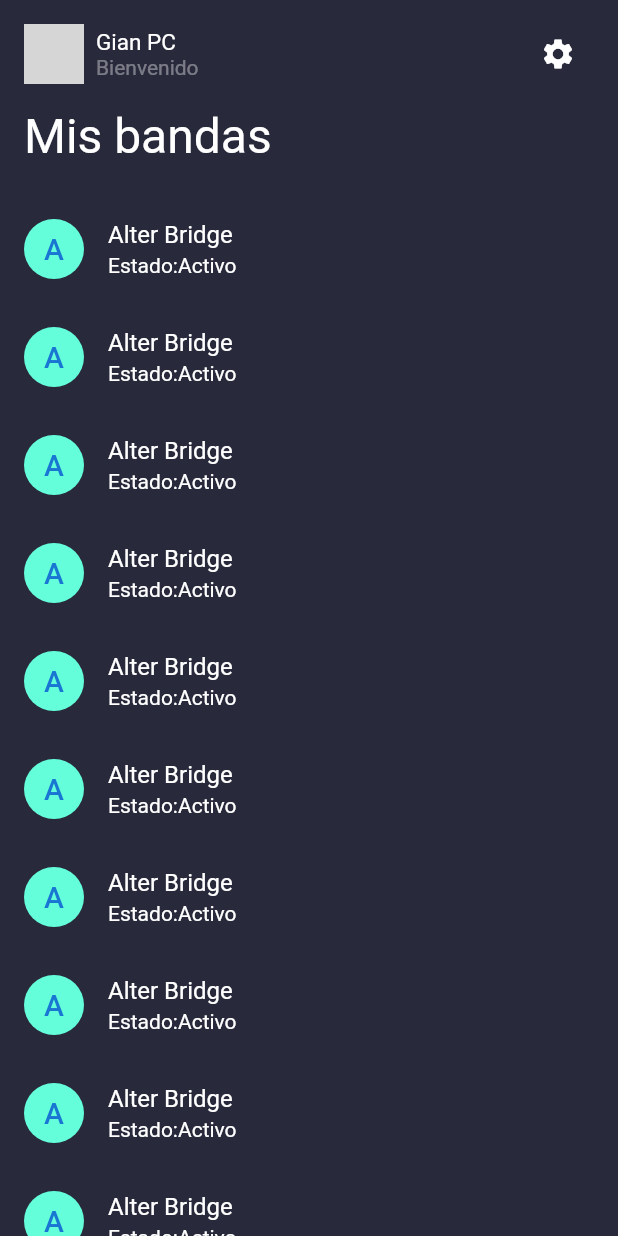
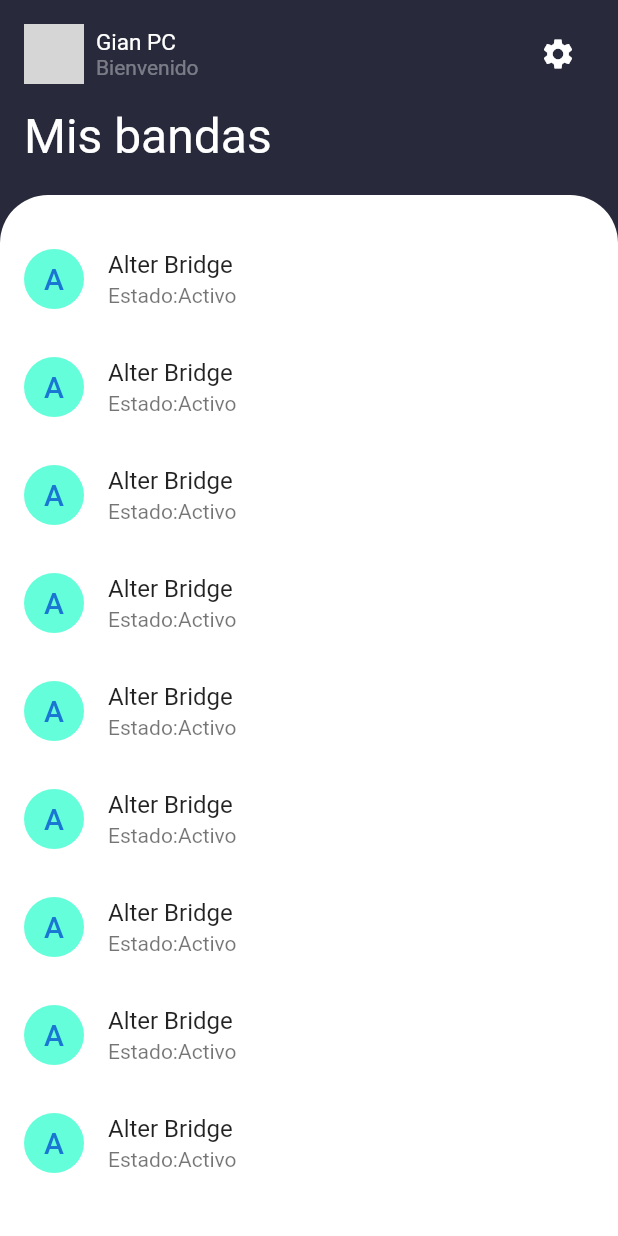
Before and after one commit to gian-pc/flutter_sqflite_2, a Flutter app: the screen it shows after launch, on a phone screen of 412 x 824 dp. Run offline on Flutter 3.47's test engine with Material 2 defaults, Android fonts, the phone set to English and light mode, and no system bars; network calls fail; grey boxes are pictures that could not be loaded.

Commit message:
Init List Band 4

```diff
--- a/lib/pages/list_band_page.dart
+++ b/lib/pages/list_band_page.dart
@@ -62,6 +62,17 @@ class ListBandPage extends StatelessWidget {
             SizedBox(height: 20,),
             //Items
             Expanded(
+              child: Container(
+                padding: EdgeInsets.symmetric(vertical: 20.0),
+                decoration: BoxDecoration(
+                  color: Colors.white,
+                  borderRadius: BorderRadius.only(
+                    topLeft: Radius.circular(32.0),
+                    topRight: Radius.circular(32.0),
+                  )
+
+                ),
+
                 child: SingleChildScrollView(
                   child: Column(
                     children: [
@@ -78,12 +89,10 @@ class ListBandPage extends StatelessWidget {
                             ),
                           ),
                           title: Text(
-                          "Alter Bridge",
-                          style: TextStyle(color: Colors.white),
+                            "Alter Bridge"
                           ),
                           subtitle: Text(
-                          "Estado:Activo",
-                          style: TextStyle(color: Colors.white),
+                            "Estado:Activo"
                           ),
                         ),
                       ),
@@ -100,12 +109,10 @@ class ListBandPage extends StatelessWidget {
                             ),
                           ),
                           title: Text(
-                          "Alter Bridge",
-                          style: TextStyle(color: Colors.white),
+                              "Alter Bridge"
                           ),
                           subtitle: Text(
-                          "Estado:Activo",
-                          style: TextStyle(color: Colors.white),
+                              "Estado:Activo"
                           ),
                         ),
                       ),
@@ -122,12 +129,10 @@ class ListBandPage extends StatelessWidget {
                             ),
                           ),
                           title: Text(
-                          "Alter Bridge",
-                          style: TextStyle(color: Colors.white),
+                              "Alter Bridge"
                           ),
                           subtitle: Text(
-                          "Estado:Activo",
-                          style: TextStyle(color: Colors.white),
+                              "Estado:Activo"
                           ),
                         ),
                       ),
@@ -144,12 +149,10 @@ class ListBandPage extends StatelessWidget {
                             ),
                           ),
                           title: Text(
-                          "Alter Bridge",
-                          style: TextStyle(color: Colors.white),
+                              "Alter Bridge"
                           ),
                           subtitle: Text(
-                          "Estado:Activo",
-                          style: TextStyle(color: Colors.white),
+                              "Estado:Activo"
                           ),
                         ),
                       ),
@@ -166,12 +169,10 @@ class ListBandPage extends StatelessWidget {
                             ),
                           ),
                           title: Text(
-                          "Alter Bridge",
-                          style: TextStyle(color: Colors.white),
+                              "Alter Bridge"
                           ),
                           subtitle: Text(
-                          "Estado:Activo",
-                          style: TextStyle(color: Colors.white),
+                              "Estado:Activo"
                           ),
                         ),
                       ),
@@ -188,12 +189,10 @@ class ListBandPage extends StatelessWidget {
                             ),
                           ),
                           title: Text(
-                          "Alter Bridge",
-                          style: TextStyle(color: Colors.white),
+                              "Alter Bridge"
                           ),
                           subtitle: Text(
-                          "Estado:Activo",
-                          style: TextStyle(color: Colors.white),
+                              "Estado:Activo"
                           ),
                         ),
                       ),
@@ -210,12 +209,10 @@ class ListBandPage extends StatelessWidget {
                             ),
                           ),
                           title: Text(
-                          "Alter Bridge",
-                          style: TextStyle(color: Colors.white),
+                              "Alter Bridge"
                           ),
                           subtitle: Text(
-                          "Estado:Activo",
-                          style: TextStyle(color: Colors.white),
+                              "Estado:Activo"
                           ),
                         ),
                       ),
@@ -232,12 +229,10 @@ class ListBandPage extends StatelessWidget {
                             ),
                           ),
                           title: Text(
-                          "Alter Bridge",
-                          style: TextStyle(color: Colors.white),
+                              "Alter Bridge"
                           ),
                           subtitle: Text(
-                          "Estado:Activo",
-                          style: TextStyle(color: Colors.white),
+                              "Estado:Activo"
                           ),
                         ),
                       ),
@@ -254,12 +249,10 @@ class ListBandPage extends StatelessWidget {
                             ),
                           ),
                           title: Text(
-                          "Alter Bridge",
-                          style: TextStyle(color: Colors.white),
+                              "Alter Bridge"
                           ),
                           subtitle: Text(
-                          "Estado:Activo",
-                          style: TextStyle(color: Colors.white),
+                              "Estado:Activo"
                           ),
                         ),
                       ),
@@ -276,12 +269,10 @@ class ListBandPage extends StatelessWidget {
                             ),
                           ),
                           title: Text(
-                          "Alter Bridge",
-                          style: TextStyle(color: Colors.white),
+                              "Alter Bridge"
                           ),
                           subtitle: Text(
-                          "Estado:Activo",
-                          style: TextStyle(color: Colors.white),
+                              "Estado:Activo"
                           ),
                         ),
                       ),
@@ -298,12 +289,10 @@ class ListBandPage extends StatelessWidget {
                             ),
                           ),
                           title: Text(
-                          "Alter Bridge",
-                          style: TextStyle(color: Colors.white),
+                              "Alter Bridge"
                           ),
                           subtitle: Text(
-                          "Estado:Activo",
-                          style: TextStyle(color: Colors.white),
+                              "Estado:Activo"
                           ),
                         ),
                       ),
@@ -320,104 +309,16 @@ class ListBandPage extends StatelessWidget {
                             ),
                           ),
                           title: Text(
-                          "Alter Bridge",
-                          style: TextStyle(color: Colors.white),
+                              "Alter Bridge"
                           ),
                           subtitle: Text(
-                          "Estado:Activo",
-                          style: TextStyle(color: Colors.white),
+                              "Estado:Activo"
                           ),
                         ),
                       ),
-                    Container(
-                      child: ListTile(
-                        leading: CircleAvatar(
-                          backgroundColor: Colors.tealAccent,
-                          child: Text(
-                            "A",
-                            style: TextStyle(
-                              fontSize: 20.0,
-                              fontWeight: FontWeight.w500,
+
+                    ],
                   ),
-                          ),
-                        ),
-                        title: Text(
-                          "Alter Bridge",
-                          style: TextStyle(color: Colors.white),
-                        ),
-                        subtitle: Text(
-                          "Estado:Activo",
-                          style: TextStyle(color: Colors.white),
-                        ),
-                      ),
-                    ),
-                    Container(
-                      child: ListTile(
-                        leading: CircleAvatar(
-                          backgroundColor: Colors.tealAccent,
-                          child: Text(
-                            "A",
-                            style: TextStyle(
-                              fontSize: 20.0,
-                              fontWeight: FontWeight.w500,
-                            ),
-                          ),
-                        ),
-                        title: Text(
-                          "Alter Bridge",
-                          style: TextStyle(color: Colors.white),
-                        ),
-                        subtitle: Text(
-                          "Estado:Activo",
-                          style: TextStyle(color: Colors.white),
-                        ),
-                      ),
-                    ),
-                    Container(
-                      child: ListTile(
-                        leading: CircleAvatar(
-                          backgroundColor: Colors.tealAccent,
-                          child: Text(
-                            "A",
-                            style: TextStyle(
-                              fontSize: 20.0,
-                              fontWeight: FontWeight.w500,
-                            ),
-                          ),
-                        ),
-                        title: Text(
-                          "Alter Bridge",
-                          style: TextStyle(color: Colors.white),
-                        ),
-                        subtitle: Text(
-                          "Estado:Activo",
-                          style: TextStyle(color: Colors.white),
-                        ),
-                      ),
-                    ),
-                    Container(
-                      child: ListTile(
-                        leading: CircleAvatar(
-                          backgroundColor: Colors.tealAccent,
-                          child: Text(
-                            "A",
-                            style: TextStyle(
-                              fontSize: 20.0,
-                              fontWeight: FontWeight.w500,
-                            ),
-                          ),
-                        ),
-                        title: Text(
-                          "Alter Bridge",
-                          style: TextStyle(color: Colors.white),
-                        ),
-                        subtitle: Text(
-                          "Estado:Activo",
-                          style: TextStyle(color: Colors.white),
-                        ),
-                      ),
-                    ),
-                  ],
                 ),
               ),
             ),
```
Lines whose indentation alone changed are shown as unchanged.
